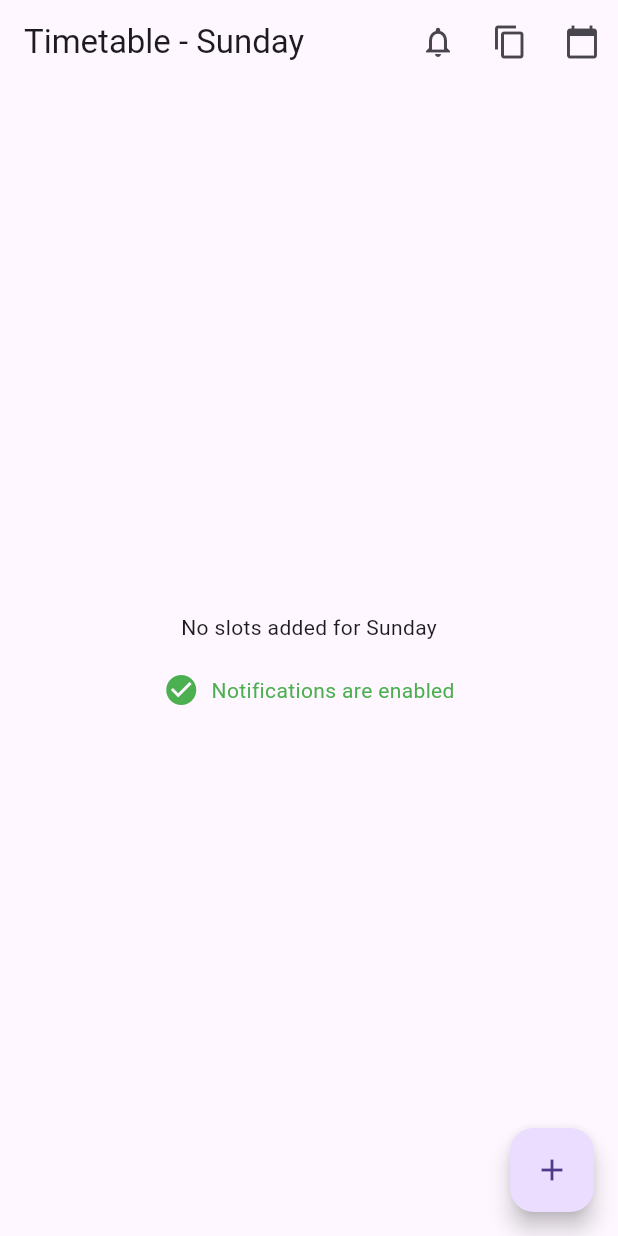
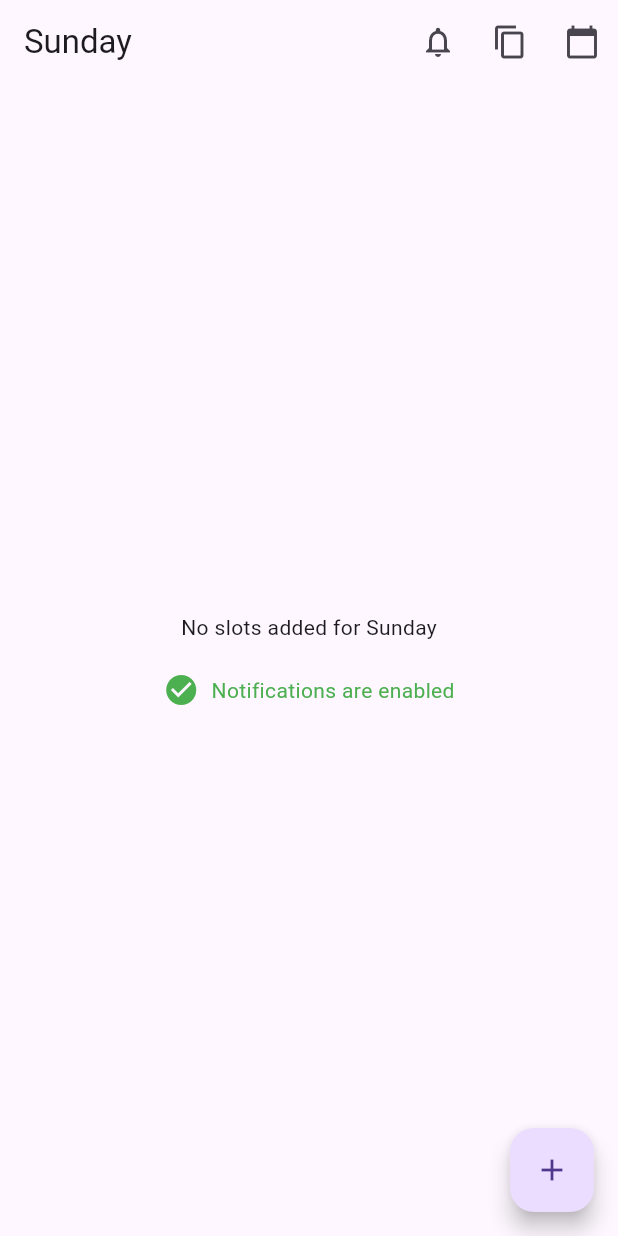
Before and after one commit to NikhiL34343/timetable, a Flutter app: the screen it shows after launch, on a phone screen of 412 x 824 dp. Run offline on Flutter 3.47's test engine with Material 3 defaults, Android fonts, the phone set to English and light mode, and no system bars; our stand-ins replace flutter_local_notifications, permission_handler, shared_preferences, timezone.

Commit message:
all good

```diff
--- a/lib/main.dart
+++ b/lib/main.dart
@@ -782,7 +782,7 @@ class _TimetableScreenState extends State<TimetableScreen> {
 
     return Scaffold(
       appBar: AppBar(
-        title: Text('Timetable - $_selectedDay'),
+        title: Text('$_selectedDay'),
         actions: [
           IconButton(
             icon: Icon(
```
